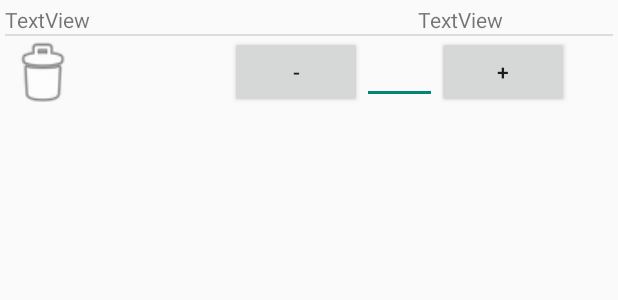
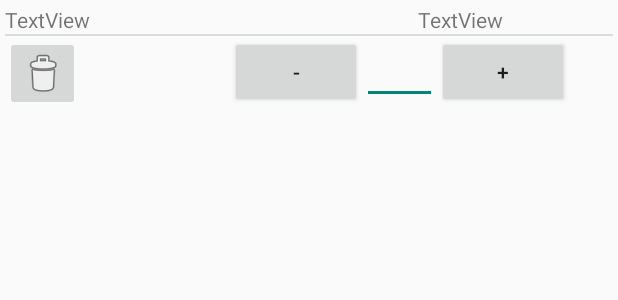
Before and after one commit to alfennec/WS-ALLOJIB, an Android app: the layout item_order_plat.xml on its own in the app's theme, with its tools: preview values and no code run, on a phone screen of 412 x 824 dp. Shown: the top 300 px of the screen. Run offline under Robolectric (Android 15) with nearby library versions, the phone set to English and light mode, and no system bars.

Commit message:
encore sous order

```diff
--- a/app/src/main/res/layout/item_order_plat.xml
+++ b/app/src/main/res/layout/item_order_plat.xml
@@ -43,8 +43,8 @@
             android:layout_height="wrap_content"
             android:orientation="horizontal">
 
-            <ImageView
-                android:id="@+id/imageView"
+            <ImageButton
+                android:id="@+id/btn_delete"
                 android:layout_width="50dp"
                 android:layout_height="50dp"
                 app:srcCompat="@android:drawable/ic_menu_delete" />
@@ -68,21 +68,21 @@
             android:orientation="horizontal">
 
             <Button
-                android:id="@+id/button2"
+                android:id="@+id/btn_dicrese"
                 android:layout_width="wrap_content"
                 android:layout_height="wrap_content"
 
                 android:text="-" />
 
             <EditText
-                android:id="@+id/editText2"
+                android:id="@+id/edit_quatity"
                 android:layout_width="50dp"
                 android:layout_height="wrap_content"
                 android:ems="10"
                 android:inputType="numberSigned|number" />
 
             <Button
-                android:id="@+id/button3"
+                android:id="@+id/btn_incrise"
                 android:layout_width="wrap_content"
                 android:layout_height="wrap_content"
                 android:text="+" />
```
Also changed, not shown: app/src/main/java/com/fennec/allojib/adapter/OrderPlatAdapter.java (+67 -5 lines), app/src/main/java/com/fennec/allojib/controller/Order_Plat_Activity.java (+8 -0 lines).
